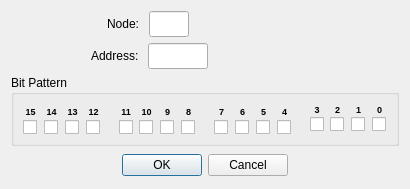
The window that omodscan/dialogs/dialogwriteholdingregisterbits.ui (sanny32/OpenModScan) describes before a commit, drawn with Qt 5.
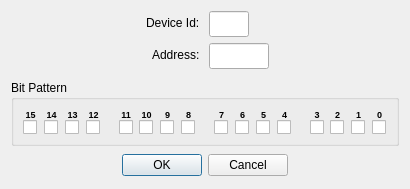
The same window after the commit. Custom widgets are drawn as their Qt base class.

The edit to the form file:
```diff
--- a/omodscan/dialogs/dialogwriteholdingregisterbits.ui
+++ b/omodscan/dialogs/dialogwriteholdingregisterbits.ui
@@ -15,93 +15,50 @@
   </property>
   <layout class="QVBoxLayout" name="verticalLayout">
    <item>
-    <layout class="QHBoxLayout" name="horizontalLayout">
-     <item>
-      <spacer name="horizontalSpacer_2">
-       <property name="orientation">
-        <enum>Qt::Horizontal</enum>
-       </property>
-       <property name="sizeType">
-        <enum>QSizePolicy::Fixed</enum>
-       </property>
-       <property name="sizeHint" stdset="0">
-        <size>
-         <width>96</width>
-         <height>20</height>
-        </size>
-       </property>
-      </spacer>
-     </item>
-     <item>
+    <layout class="QFormLayout" name="formLayout">
+     <property name="labelAlignment">
+      <set>Qt::AlignRight|Qt::AlignTrailing|Qt::AlignVCenter</set>
+     </property>
+     <property name="formAlignment">
+      <set>Qt::AlignHCenter|Qt::AlignTop</set>
+     </property>
+     <item row="0" column="0">
       <widget class="QLabel" name="labelNode">
        <property name="text">
-        <string>Node: </string>
+        <string>Device Id: </string>
        </property>
       </widget>
      </item>
-     <item>
-      <widget class="NumericLineEdit" name="lineEditNode">
-       <property name="sizePolicy">
-        <sizepolicy hsizetype="Fixed" vsizetype="Fixed">
-         <horstretch>0</horstretch>
-         <verstretch>0</verstretch>
-        </sizepolicy>
-       </property>
-       <property name="minimumSize">
-        <size>
-         <width>0</width>
-         <height>26</height>
-        </size>
-       </property>
-       <property name="maximumSize">
-        <size>
-         <width>40</width>
-         <height>16777215</height>
-        </size>
-       </property>
-      </widget>
-     </item>
-     <item>
-      <spacer name="horizontalSpacer">
-       <property name="orientation">
-        <enum>Qt::Horizontal</enum>
-       </property>
-       <property name="sizeHint" stdset="0">
-        <size>
-         <width>40</width>
-         <height>20</height>
-        </size>
-       </property>
-      </spacer>
-     </item>
-    </layout>
-   </item>
-   <item>
-    <layout class="QHBoxLayout" name="horizontalLayout_2">
-     <item>
-      <spacer name="horizontalSpacer_3">
-       <property name="orientation">
-        <enum>Qt::Horizontal</enum>
-       </property>
-       <property name="sizeType">
-        <enum>QSizePolicy::Fixed</enum>
-       </property>
-       <property name="sizeHint" stdset="0">
-        <size>
-         <width>80</width>
-         <height>20</height>
-        </size>
-       </property>
-      </spacer>
-     </item>
-     <item>
+     <item row="1" column="0">
       <widget class="QLabel" name="labelAddress">
        <property name="text">
         <string>Address: </string>
        </property>
       </widget>
      </item>
-     <item>
+     <item row="0" column="1">
+      <widget class="NumericLineEdit" name="lineEditNode">
+       <property name="sizePolicy">
+        <sizepolicy hsizetype="Fixed" vsizetype="Fixed">
+         <horstretch>0</horstretch>
+         <verstretch>0</verstretch>
+        </sizepolicy>
+       </property>
+       <property name="minimumSize">
+        <size>
+         <width>0</width>
+         <height>26</height>
+        </size>
+       </property>
+       <property name="maximumSize">
+        <size>
+         <width>40</width>
+         <height>16777215</height>
+        </size>
+       </property>
+      </widget>
+     </item>
+     <item row="1" column="1">
       <widget class="NumericLineEdit" name="lineEditAddress">
        <property name="sizePolicy">
         <sizepolicy hsizetype="Fixed" vsizetype="Fixed">
@@ -126,19 +83,6 @@
        </property>
       </widget>
      </item>
-     <item>
-      <spacer name="horizontalSpacer_4">
-       <property name="orientation">
-        <enum>Qt::Horizontal</enum>
-       </property>
-       <property name="sizeHint" stdset="0">
-        <size>
-         <width>40</width>
-         <height>20</height>
-        </size>
-       </property>
-      </spacer>
-     </item>
     </layout>
    </item>
    <item>
```
